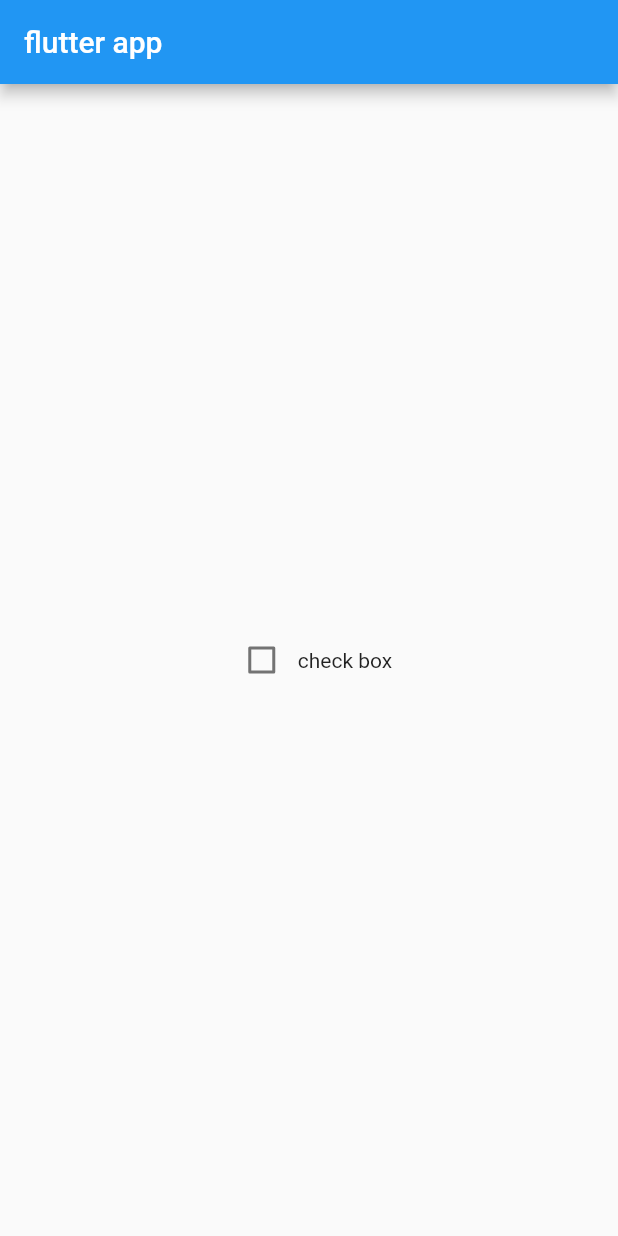
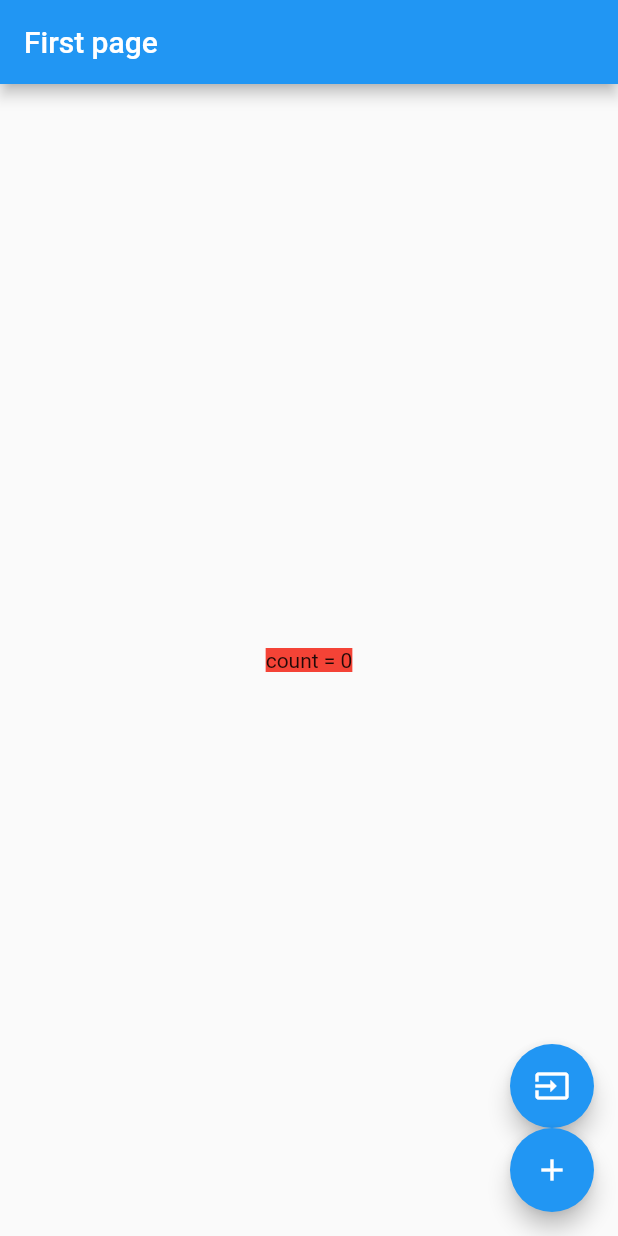
Before and after one commit to 19921006c/flutter_app_demo, a Flutter app: the screen it shows after launch, on a phone screen of 412 x 824 dp. Run offline on Flutter 3.47's test engine with Material 2 defaults, Android fonts, the phone set to English and light mode, and no system bars.

Commit message:
Provider项目传值

```diff
--- /dev/null
+++ b/flutter_app_demo/lib/first_page.dart
@@ -0,0 +1,88 @@
+import 'package:flutter/material.dart';
+import 'package:flutter_app_demo/second_page.dart';
+import 'package:provider/provider.dart';
+
+
+
+class FirstPageApp extends StatelessWidget {
+  @override
+  Widget build(BuildContext context) {
+    return MaterialApp(
+      title: 'first page app',
+      home: MultiProvider(
+        providers: [
+          ChangeNotifierProvider(
+            create: (_) => FirstPageCN(),
+          ),
+
+        ],
+        child: FirstPage(),
+      ),
+    );
+  }
+}
+
+class FirstPageCN extends ChangeNotifier {
+  int _count = 0;
+
+  int get count => _count;
+
+  void add() {
+    _count ++;
+    notifyListeners();
+  }
+
+  void setCount(int value) {
+    _count = value;
+    notifyListeners();
+  }
+}
+
+class FirstPage extends StatelessWidget {
+  final custom = 10;
+  @override
+  Widget build(BuildContext context) {
+    return Scaffold(
+      appBar: AppBar(
+        title: Text('First page'),
+      ),
+      body: Center(
+        child: Container(
+          color: Colors.red,
+            child: Text('count = ${Provider.of<FirstPageCN>(context).count}'),
+        ),
+      ),
+      floatingActionButton: Column(
+        mainAxisAlignment: MainAxisAlignment.end,
+        children: <Widget>[
+          FloatingActionButton(
+            heroTag: 1,
+            child: Icon(Icons.input),
+            onPressed: () {
+              Navigator.of(context).push(MaterialPageRoute(builder: (secondContext) {
+                return MultiProvider(
+                  providers: [
+                    ChangeNotifierProvider(
+                      create: (_) => SecondPageCN(),
+                    ),
+                  ],
+                  child: SecondPage(counterCallBack: (value) {
+                    Provider.of<FirstPageCN>(context, listen: false).setCount(value);
+
+                  },),
+                );
+              }));
+            },
+          ),
+          FloatingActionButton(
+            heroTag: 2,
+            child: Icon(Icons.add),
+            onPressed: () {
+              Provider.of<FirstPageCN>(context, listen: false).add();
+            },
+          ),
+        ],
+      ),
+    );
+  }
+}
--- a/flutter_app_demo/lib/main.dart
+++ b/flutter_app_demo/lib/main.dart
@@ -1,7 +1,10 @@
 import 'package:flutter/material.dart';
 
+import 'first_page.dart';
+
 main() {
-  runApp(MyApp());
+//  runApp(MyApp());
+  runApp(FirstPageApp());
 }
 
 class MyApp extends StatelessWidget {
--- /dev/null
+++ b/flutter_app_demo/lib/second_page.dart
@@ -0,0 +1,44 @@
+import 'package:flutter/material.dart';
+import 'package:provider/provider.dart';
+
+import 'first_page.dart';
+
+class SecondPageCN extends ChangeNotifier {
+  int _count = 0;
+
+  int get count => _count;
+
+  void add() {
+    _count ++;
+    notifyListeners();
+  }
+}
+
+typedef CounterCallBack = int Function();
+
+class SecondPage extends StatelessWidget {
+  final counterCallBack;
+
+  const SecondPage({Key key, this.counterCallBack}) : super(key: key);
+  @override
+  Widget build(BuildContext context) {
+    return Scaffold(
+      appBar: AppBar(
+        title: Text('Second page'),
+      ),
+      body: Container(
+        color: Colors.yellow,
+        child: Center(
+          child: Text('count = ${Provider.of<SecondPageCN>(context).count}'),
+        ),
+      ),
+      floatingActionButton: FloatingActionButton(
+        child: Icon(Icons.add),
+        onPressed: () {
+          Provider.of<SecondPageCN>(context, listen: false).add();
+          counterCallBack(Provider.of<SecondPageCN>(context, listen: false).count);
+        },
+      ),
+    );
+  }
+}
```
